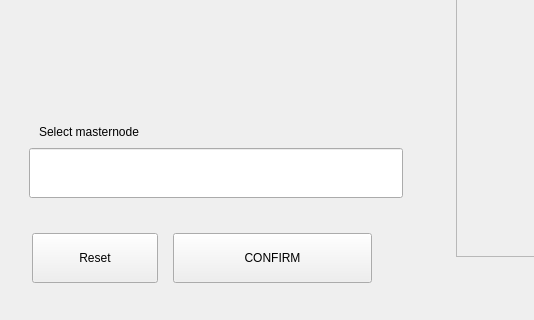
bitcoin-ultimatum/orion, file src/qt/btcu/forms/leasingwidget.ui: the form before one commit; both pictures show x 0 to 534 and y 119 to 439 of the 707 by 884 pixel window.
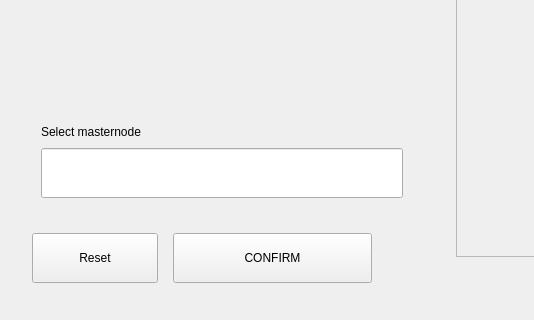
The form after the commit.

```diff
--- a/src/qt/btcu/forms/leasingwidget.ui
+++ b/src/qt/btcu/forms/leasingwidget.ui
@@ -136,7 +136,7 @@
                </property>
                <property name="sizeHint" stdset="0">
                 <size>
-                 <width>10</width>
+                 <width>12</width>
                  <height>20</height>
                 </size>
                </property>
@@ -171,6 +171,24 @@
             </layout>
            </item>
            <item>
+            <layout class="QHBoxLayout" name="horizontalLayout">
+             <item>
+              <spacer name="horizontalSpacer_4">
+               <property name="orientation">
+                <enum>Qt::Horizontal</enum>
+               </property>
+               <property name="sizeType">
+                <enum>QSizePolicy::Fixed</enum>
+               </property>
+               <property name="sizeHint" stdset="0">
+                <size>
+                 <width>12</width>
+                 <height>20</height>
+                </size>
+               </property>
+              </spacer>
+             </item>
+             <item>
             <widget class="QLineEdit" name="lineEditOwnerAddress">
              <property name="minimumSize">
               <size>
@@ -191,6 +209,8 @@
               <string/>
              </property>
             </widget>
+             </item>
+            </layout>
            </item>
            <item>
             <spacer name="verticalSpacer_7">
```
Lines whose indentation alone changed are shown as unchanged.
